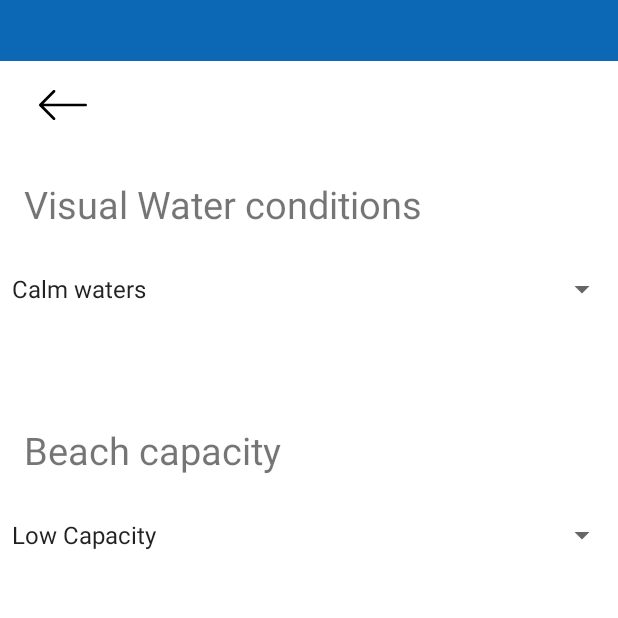
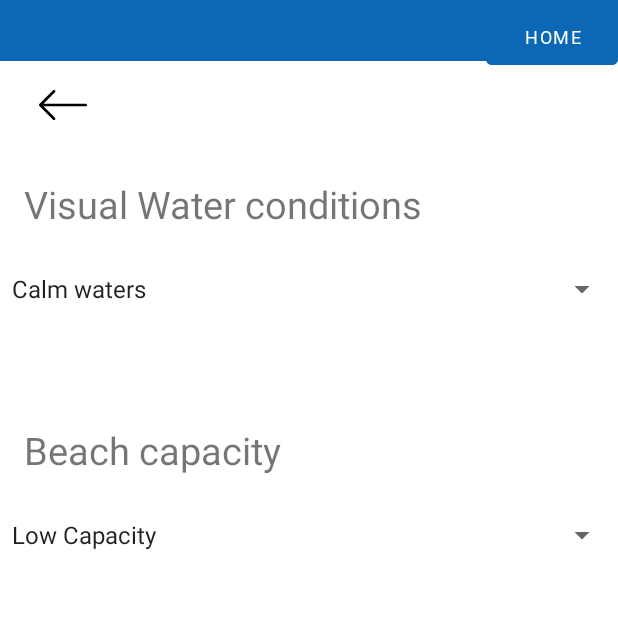
Before and after one commit to codemandias/bluenoserApp, an Android app: the LifeguardDataSurvey screen opened directly, with no data from a screen before it, on a phone screen of 412 x 824 dp, the top half of it. Run offline under Robolectric (Android 15) with nearby library versions, the phone set to English and light mode, and no system bars; our stand-ins replace Firebase (no records; nobody signed in at launch, a user with empty details on screens opened directly); Roboto replaces fonts that are not available here.

Commit message:
home button refreshing

```diff
--- a/app/src/main/java/com/example/beachbluenoser/LifeguardDataSurvey.java
+++ b/app/src/main/java/com/example/beachbluenoser/LifeguardDataSurvey.java
@@ -31,6 +31,7 @@ import java.util.Date;
 import java.util.HashMap;
 import java.util.Locale;
 import java.util.Map;
+import android.media.MediaPlayer;
 
 public class LifeguardDataSurvey extends AppCompatActivity implements AdapterView.OnItemSelectedListener{
     final FirebaseFirestore db = FirebaseFirestore.getInstance();
@@ -52,6 +53,7 @@ public class LifeguardDataSurvey extends AppCompatActivity implements AdapterVie
     public int mediumCapacityCount=0;
     public int highCapacityCount=0;
     ImageButton backArrowkey;;
+    MediaPlayer mp;
 
 
     @SuppressLint("MissingInflatedId")
@@ -82,6 +84,15 @@ public class LifeguardDataSurvey extends AppCompatActivity implements AdapterVie
             public void onClick(View view) {
                 Intent intent = new Intent(LifeguardDataSurvey.this,userprofile.class);
                 startActivity(intent);
+            }
+        });
+        final Button homeBtn = findViewById(R.id.HomeButton);
+        homeBtn.setOnClickListener(new View.OnClickListener() {
+            @Override
+            public void onClick(View view) {
+                mp.start();
+                Intent homeIntent = new Intent(LifeguardDataSurvey.this, MainActivity.class);
+                startActivity(homeIntent);
             }
         });
 
--- a/app/src/main/res/layout/lifeguard_data.xml
+++ b/app/src/main/res/layout/lifeguard_data.xml
@@ -4,6 +4,16 @@
     android:layout_width="match_parent"
     android:layout_height="match_parent"
     xmlns:app="http://schemas.android.com/apk/res-auto">
+    <Button
+        android:id="@+id/HomeButton"
+        android:layout_width="wrap_content"
+        android:layout_height="49dp"
+        android:backgroundTint="#0c68b5"
+        android:fontFamily="@font/lexend_deca"
+        android:text="Home"
+        android:textColor="@color/white"
+        android:textSize="12sp"
+        app:layout_constraintEnd_toEndOf="parent" />
 
     <ImageButton
         android:id="@+id/backArrow"
```
Also changed, not shown: app/src/main/java/com/example/beachbluenoser/MainActivity.java (+73 -8 lines), app/src/main/java/com/example/beachbluenoser/UserDataSurvey.java (+11 -0 lines), app/src/main/res/layout/user_survey.xml (+10 -0 lines).
